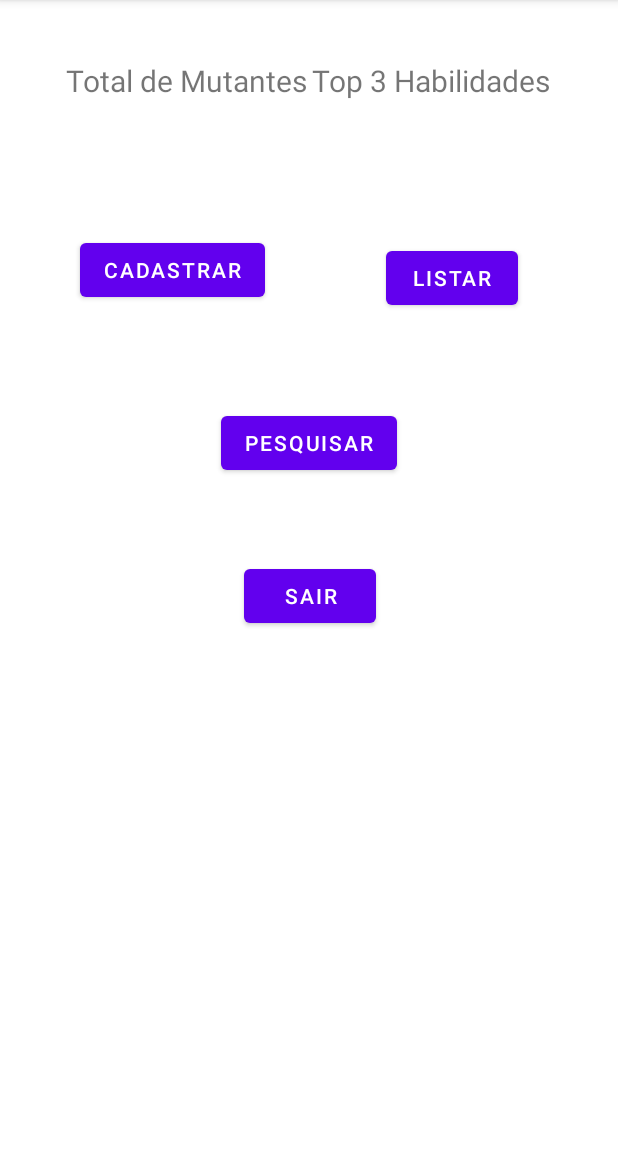
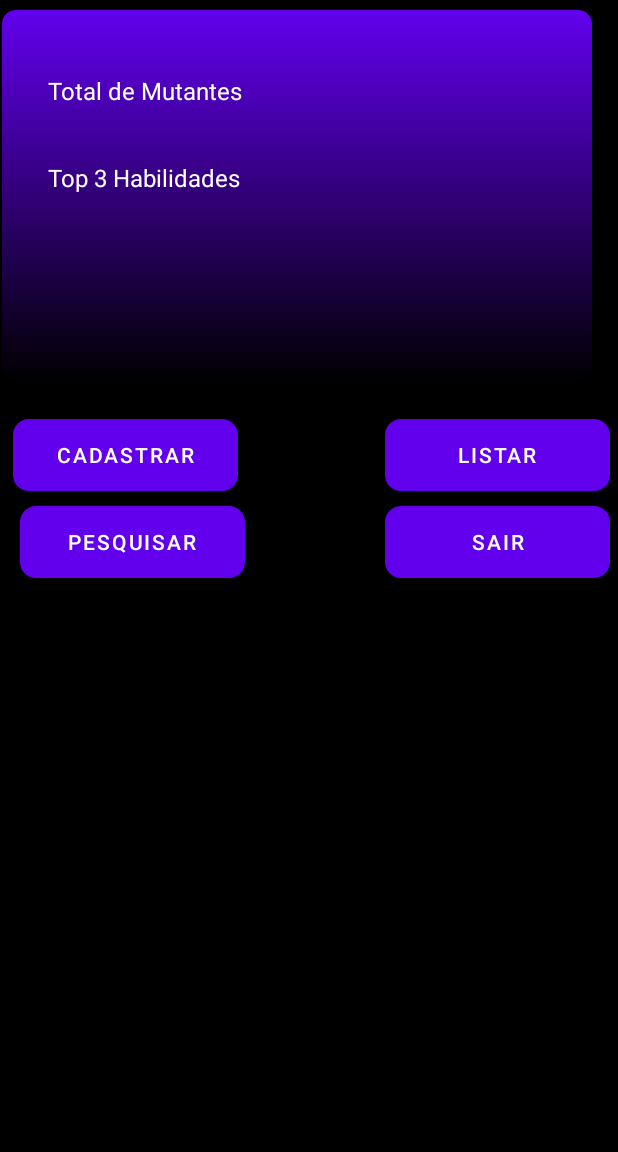
Before and after one commit to luisferraz/mutants_app, an Android app: the DashboardActivity screen opened directly, with no data from a screen before it, on a phone screen of 412 x 824 dp, the part 84-1236 px from its top. Run offline under Robolectric (Android 15) with nearby library versions, the phone set to English and light mode, and no system bars; 3 statements that could not run were skipped.

Commit message:
design do front end

```diff
--- a/app/src/main/java/br/ufpr/tads/luis/mutantsapp/controllers/RetrofitConfig.java
+++ b/app/src/main/java/br/ufpr/tads/luis/mutantsapp/controllers/RetrofitConfig.java
@@ -12,7 +12,8 @@ import retrofit2.converter.gson.GsonConverterFactory;
 public class RetrofitConfig {
     private final Retrofit retrofit;
     //    private final String baseURL = "http://localhost:3000/";
-    private final String baseURL = "http://10.0.2.2:3000/";
+    //private final String baseURL = "http://10.0.2.2:3000/";
+    private final String baseURL = "https://fbb8-179-179-185-210.sa.ngrok.io/";
 
 
     public RetrofitConfig() {
--- /dev/null
+++ b/app/src/main/res/drawable/container_components.xml
@@ -0,0 +1,10 @@
+<?xml version="1.0" encoding="utf-8"?>
+<shape xmlns:android="http://schemas.android.com/apk/res/android">
+    <gradient android:angle="90"
+        android:endColor="@color/purple_500" android:startColor="@color/black" />
+    <stroke android:width="1dp" android:color="@color/black" />
+    <corners android:radius="4dp" />
+    <padding android:bottom="10dp" android:left="10dp"
+        android:right="10dp" android:top="10dp" />
+    <corners android:radius="10dp"/>
+</shape>
--- a/app/src/main/res/layout/activity_dashboard.xml
+++ b/app/src/main/res/layout/activity_dashboard.xml
@@ -4,96 +4,125 @@
     xmlns:tools="http://schemas.android.com/tools"
     android:layout_width="match_parent"
     android:layout_height="match_parent"
+    android:background="@color/black"
     tools:context=".activities.DashboardActivity">
+
+    <view
+        android:id="@+id/view"
+        style="@style/ContainerComponents"
+        class="androidx.constraintlayout.helper.widget.Flow"
+        android:layout_width="396dp"
+        android:layout_height="250dp"
+        android:layout_marginStart="0dp"
+        android:layout_marginTop="5dp"
+        android:layout_marginEnd="2dp"
+        app:layout_constraintEnd_toEndOf="parent"
+        app:layout_constraintHorizontal_bias="0.0"
+        app:layout_constraintStart_toStartOf="parent"
+        app:layout_constraintTop_toTopOf="parent" />
 
     <TextView
         android:id="@+id/textView2"
         android:layout_width="wrap_content"
         android:layout_height="wrap_content"
-        android:layout_marginEnd="3dp"
+        android:layout_marginStart="32dp"
+        android:layout_marginTop="49dp"
         android:text="Total de Mutantes"
-        android:textSize="20sp"
-        app:layout_constraintBaseline_toBaselineOf="@+id/textView4"
-        app:layout_constraintEnd_toStartOf="@+id/textView4"
-        app:layout_constraintHorizontal_chainStyle="packed"
-        app:layout_constraintStart_toStartOf="parent" />
+        android:textColor="#FFFFFF"
+        android:textSize="16sp"
+        app:layout_constraintStart_toStartOf="parent"
+        app:layout_constraintTop_toTopOf="parent" />
 
     <TextView
         android:id="@+id/textViewTotalMutantes"
         android:layout_width="wrap_content"
         android:layout_height="wrap_content"
-        android:layout_marginTop="28dp"
-        android:textSize="20sp"
-        app:layout_constraintEnd_toEndOf="@+id/textView2"
-        app:layout_constraintStart_toStartOf="@+id/textView2"
-        app:layout_constraintTop_toBottomOf="@+id/textView2" />
+        android:textColor="@color/white"
+        android:textSize="16sp"
+        app:layout_constraintBaseline_toBaselineOf="@+id/textView2"
+        app:layout_constraintEnd_toStartOf="@+id/textViewTop3Habilidades"
+        app:layout_constraintStart_toStartOf="@+id/textViewTop3Habilidades" />
 
     <TextView
         android:id="@+id/textView4"
         android:layout_width="wrap_content"
         android:layout_height="wrap_content"
-        android:layout_marginTop="40dp"
-        android:layout_marginEnd="1dp"
+        android:layout_marginStart="32dp"
+        android:layout_marginTop="36dp"
         android:text="Top 3 Habilidades"
-        android:textSize="20sp"
-        app:layout_constraintEnd_toEndOf="parent"
-        app:layout_constraintStart_toEndOf="@+id/textView2"
-        app:layout_constraintTop_toTopOf="parent" />
+        android:textColor="@color/white"
+        android:textSize="16sp"
+        app:layout_constraintStart_toStartOf="parent"
+        app:layout_constraintTop_toBottomOf="@+id/textView2" />
 
     <TextView
         android:id="@+id/textViewTop3Habilidades"
         android:layout_width="wrap_content"
         android:layout_height="wrap_content"
-        android:layout_marginTop="36dp"
-        android:textSize="20sp"
-        app:layout_constraintEnd_toEndOf="@+id/textView4"
-        app:layout_constraintStart_toStartOf="@+id/textView4"
-        app:layout_constraintTop_toBottomOf="@+id/textView4" />
+        android:layout_marginStart="32dp"
+        android:textColor="@color/white"
+        android:textSize="16sp"
+        app:layout_constraintBaseline_toBaselineOf="@+id/textView4"
+        app:layout_constraintStart_toEndOf="@+id/textView4" />
 
     <Button
         android:id="@+id/buttonActivityCadastrar"
+        style="@style/ContainerComponents"
         android:layout_width="wrap_content"
         android:layout_height="wrap_content"
-        android:layout_marginTop="156dp"
-        android:layout_marginEnd="27dp"
+        android:layout_marginTop="24dp"
+        android:width="150dp"
+        android:layout_marginStart="5dp"
         android:onClick="cadastrarMutante"
         android:text="Cadastrar"
         app:layout_constraintEnd_toStartOf="@+id/buttonActivityListar"
+        app:layout_constraintHorizontal_bias="0.034"
         app:layout_constraintStart_toStartOf="parent"
-        app:layout_constraintTop_toTopOf="parent" />
+        app:layout_constraintTop_toBottomOf="@+id/view" />
 
     <Button
         android:id="@+id/buttonActivityListar"
+        style="@style/ContainerComponents"
         android:layout_width="wrap_content"
         android:layout_height="wrap_content"
-        android:layout_marginTop="5dp"
-        android:layout_marginEnd="13dp"
+        android:layout_marginTop="24dp"
+        android:layout_marginEnd="5dp"
+        android:width="150dp"
         android:onClick="listaMutantes"
         android:text="Listar"
         app:layout_constraintEnd_toEndOf="parent"
-        app:layout_constraintStart_toEndOf="@+id/buttonActivityCadastrar"
-        app:layout_constraintTop_toTopOf="@+id/buttonActivityCadastrar" />
+        app:layout_constraintTop_toBottomOf="@+id/view" />
 
     <Button
         android:id="@+id/buttonActivityPesquisar"
+        style="@style/ContainerComponents"
         android:layout_width="wrap_content"
         android:layout_height="wrap_content"
-        android:layout_marginTop="62dp"
+        android:layout_marginTop="10dp"
+        android:width="150dp"
         android:onClick="pesquisaMutantes"
         android:text="Pesquisar"
-        app:layout_constraintEnd_toEndOf="parent"
+        android:layout_marginStart="5dp"
+        app:layout_constraintBottom_toBottomOf="parent"
+        app:layout_constraintEnd_toStartOf="@+id/buttonSair"
+        app:layout_constraintHorizontal_bias="0.082"
         app:layout_constraintStart_toStartOf="parent"
-        app:layout_constraintTop_toBottomOf="@+id/buttonActivityListar" />
+        app:layout_constraintTop_toBottomOf="@+id/buttonActivityCadastrar"
+        app:layout_constraintVertical_bias="0.0" />
 
     <Button
         android:id="@+id/buttonSair"
+        style="@style/ContainerComponents"
         android:layout_width="wrap_content"
         android:layout_height="wrap_content"
-        android:layout_marginStart="15dp"
-        android:layout_marginTop="54dp"
+        android:layout_marginTop="10dp"
+        android:layout_marginEnd="5dp"
+        android:width="150dp"
         android:onClick="exitApp"
         android:text="SAIR"
-        app:layout_constraintStart_toStartOf="@+id/buttonActivityPesquisar"
-        app:layout_constraintTop_toBottomOf="@+id/buttonActivityPesquisar" />
+        app:layout_constraintBottom_toBottomOf="parent"
+        app:layout_constraintEnd_toEndOf="parent"
+        app:layout_constraintTop_toBottomOf="@+id/buttonActivityListar"
+        app:layout_constraintVertical_bias="0.0" />
 
 </androidx.constraintlayout.widget.ConstraintLayout>
--- a/app/src/main/res/layout/activity_lista.xml
+++ b/app/src/main/res/layout/activity_lista.xml
@@ -4,6 +4,7 @@
     xmlns:tools="http://schemas.android.com/tools"
     android:layout_width="match_parent"
     android:layout_height="match_parent"
+    android:background="@color/white"
     tools:context=".activities.ListaActivity">
 
     <androidx.recyclerview.widget.RecyclerView
--- /dev/null
+++ b/app/src/main/res/values/styles.xml
@@ -0,0 +1,18 @@
+<?xml version="1.0" encoding="utf-8"?>
+<resources>
+    <style name="ContainerComponents">
+        <item name="android:background">@drawable/container_components</item>
+        <item name="android:layout_marginTop">40dp</item>
+        <item name="android:layout_marginRight">20dp</item>
+        <item name="android:layout_marginLeft">20dp</item>
+        <item name="android:layout_marginBottom">20dp</item>
+    </style>
+
+    <style name="FormComponents">
+        <item name="android:background">@drawable/form_component</item>
+        <item name="android:layout_marginTop">40dp</item>
+        <item name="android:layout_marginRight">20dp</item>
+        <item name="android:layout_marginLeft">20dp</item>
+        <item name="android:layout_marginBottom">20dp</item>
+    </style>
+</resources>
```
Also changed, not shown: app/src/main/res/drawable/form_component.xml (added, +10 -0 lines), app/src/main/res/layout/activity_cadastro.xml (+14 -2 lines), app/src/main/res/layout/activity_detail.xml (+12 -0 lines), app/src/main/res/layout/activity_main.xml (+35 -18 lines), app/src/main/res/layout/activity_pesquisa.xml (+6 -2 lines), app/src/main/res/layout/activity_splash.xml (+12 -0 lines), app/src/main/res/drawable-v24/logo.png (added), app/src/main/res/drawable-v24/xmen.png (added).
